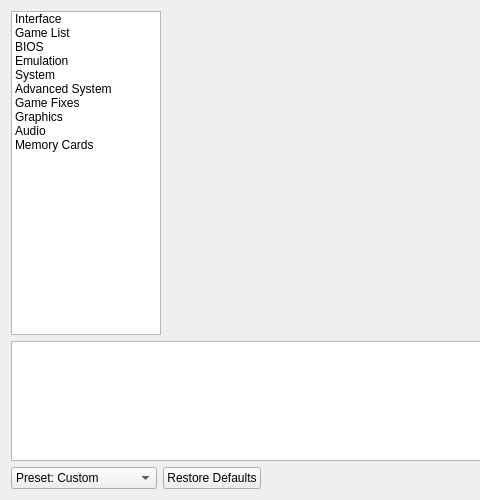
Qt form pcsx2-qt/Settings/SettingsDialog.ui (PCSX2/pcsx2) before a commit; both pictures show x 0 to 480 and y 0 to 500 of the 800 by 500 pixel window.
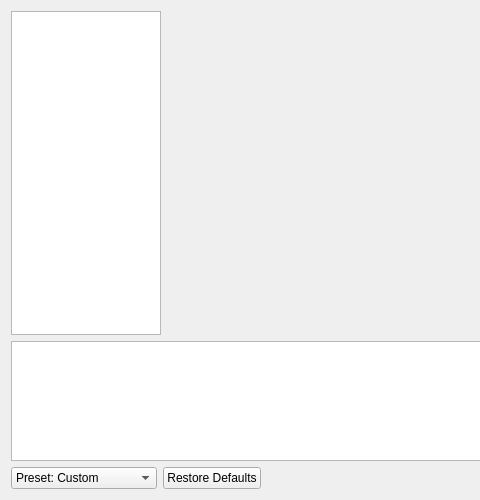
The same form after that commit. Icons and pictures are not drawn.

Commit message: Qt: Add per-game settings UI

Patch:
```diff
--- a/pcsx2-qt/Settings/SettingsDialog.ui
+++ b/pcsx2-qt/Settings/SettingsDialog.ui
@@ -49,86 +49,6 @@
        <height>32</height>
       </size>
      </property>
-     <item>
-      <property name="text">
-       <string>Interface</string>
-      </property>
-      <property name="icon">
-       <iconset theme="settings-3-line"/>
-      </property>
-     </item>
-     <item>
-      <property name="text">
-       <string>Game List</string>
-      </property>
-      <property name="icon">
-       <iconset theme="folder-settings-line"/>
-      </property>
-     </item>
-     <item>
-      <property name="text">
-       <string>BIOS</string>
-      </property>
-      <property name="icon">
-       <iconset theme="hard-drive-2-line"/>
-      </property>
-     </item>
-     <item>
-      <property name="text">
-       <string>Emulation</string>
-      </property>
-      <property name="icon">
-       <iconset theme="dashboard-line"/>
-      </property>
-     </item>
-     <item>
-      <property name="text">
-       <string>System</string>
-      </property>
-      <property name="icon">
-       <iconset theme="artboard-2-line"/>
-      </property>
-     </item>
-     <item>
-      <property name="text">
-       <string>Advanced System</string>
-      </property>
-      <property name="icon">
-       <iconset theme="artboard-2-line"/>
-      </property>
-     </item>
-     <item>
-      <property name="text">
-       <string>Game Fixes</string>
-      </property>
-      <property name="icon">
-       <iconset theme="close-line"/>
-      </property>
-     </item>
-     <item>
-      <property name="text">
-       <string>Graphics</string>
-      </property>
-      <property name="icon">
-       <iconset theme="brush-line"/>
-      </property>
-     </item>
-     <item>
-      <property name="text">
-       <string>Audio</string>
-      </property>
-      <property name="icon">
-       <iconset theme="volume-up-line"/>
-      </property>
-     </item>
-     <item>
-      <property name="text">
-       <string>Memory Cards</string>
-      </property>
-      <property name="icon">
-       <iconset theme="sd-card-line"/>
-      </property>
-     </item>
     </widget>
    </item>
    <item row="0" column="1">
```
Left out of the diff: 5 changed lines with no effect on the pictures. The commit also changes 23 other files.
